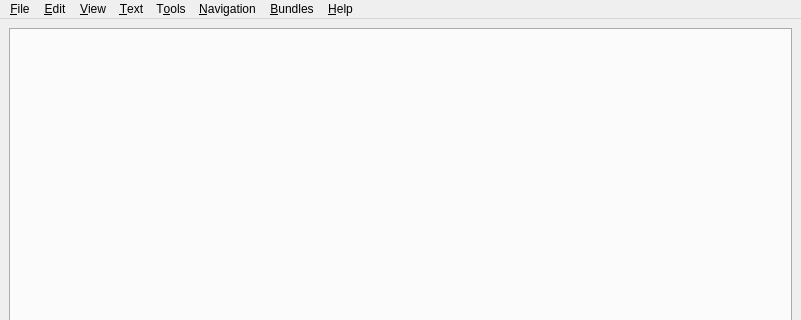
Above: resources/ui/mainwindow.ui from prymatex/prymatex before the change; both pictures show x 0 to 801 and y 0 to 320 of the 801 by 600 pixel window. Below: the same form after it.
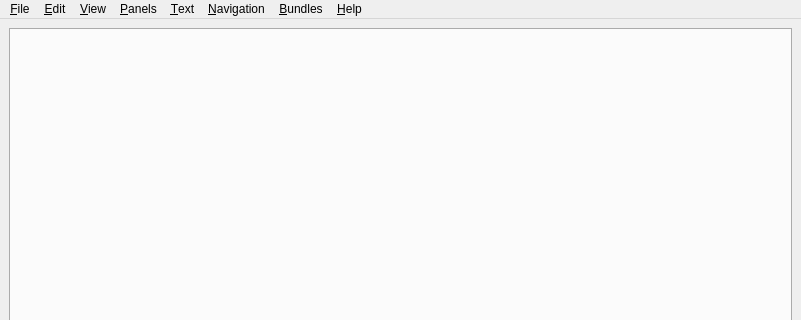
That is the form after the change. Icons and pictures are not drawn. Custom widgets are drawn as their Qt base class.

Commit message: move some menu options

Patch:
```diff
--- a/resources/ui/mainwindow.ui
+++ b/resources/ui/mainwindow.ui
@@ -110,7 +110,7 @@
    </widget>
    <widget class="QMenu" name="menuTools">
     <property name="title">
-     <string>T&amp;ools</string>
+     <string>&amp;Panels</string>
     </property>
     <widget class="QMenu" name="menuRun">
      <property name="title">
@@ -202,8 +202,8 @@
    <addaction name="menuFile"/>
    <addaction name="menuEdit"/>
    <addaction name="menuView"/>
-   <addaction name="menuText"/>
    <addaction name="menuTools"/>
+   <addaction name="menuText"/>
    <addaction name="menuNavigation"/>
    <addaction name="menuBundles"/>
    <addaction name="menuHelp"/>
```
Left out of the diff: 94 changed lines with no effect on the pictures. The commit also changes 3 other files.
